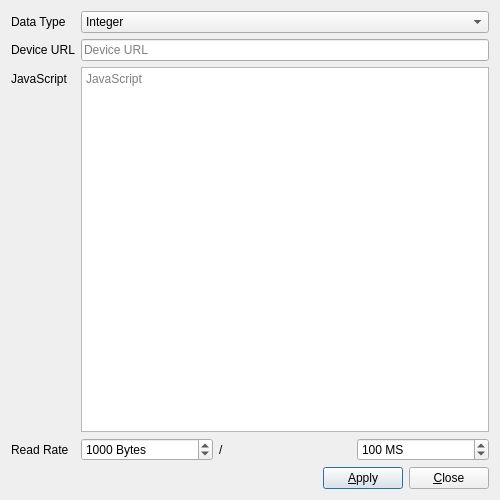
First picture: the form in UI/glitch-device-display-properties.ui, repository textbrowser/glitch, before the edit.
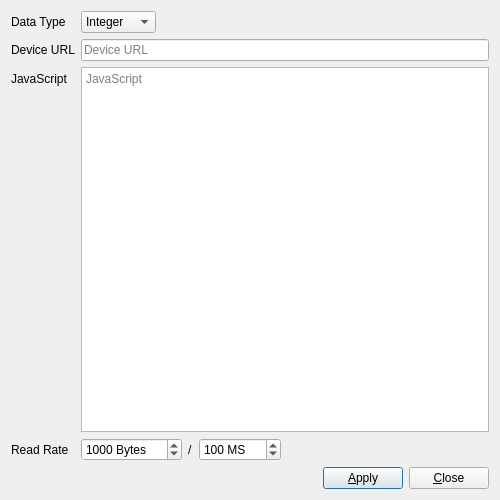
Second picture: the form after the edit. Icons and pictures are not drawn. Custom widgets are drawn as their Qt base class.

Commit message: Digital display.

```diff
--- a/UI/glitch-device-display-properties.ui
+++ b/UI/glitch-device-display-properties.ui
@@ -28,6 +28,8 @@
       </widget>
      </item>
      <item row="0" column="1">
+      <layout class="QHBoxLayout" name="horizontalLayout_3">
+       <item>
       <widget class="QComboBox" name="data_type">
        <property name="sizeAdjustPolicy">
         <enum>QComboBox::AdjustToContents</enum>
@@ -49,6 +51,21 @@
        </item>
       </widget>
      </item>
+       <item>
+        <spacer name="horizontalSpacer_3">
+         <property name="orientation">
+          <enum>Qt::Horizontal</enum>
+         </property>
+         <property name="sizeHint" stdset="0">
+          <size>
+           <width>40</width>
+           <height>20</height>
+          </size>
+         </property>
+        </spacer>
+       </item>
+      </layout>
+     </item>
      <item row="1" column="0">
       <widget class="QLabel" name="label">
        <property name="text">
@@ -125,6 +142,19 @@
          </property>
         </widget>
        </item>
+       <item>
+        <spacer name="horizontalSpacer_2">
+         <property name="orientation">
+          <enum>Qt::Horizontal</enum>
+         </property>
+         <property name="sizeHint" stdset="0">
+          <size>
+           <width>40</width>
+           <height>20</height>
+          </size>
+         </property>
+        </spacer>
+       </item>
       </layout>
      </item>
     </layout>
```
Left out of the diff: 6 changed lines with no effect on the pictures. Lines whose indentation alone changed are shown as unchanged. The commit also changes 2 other files.
